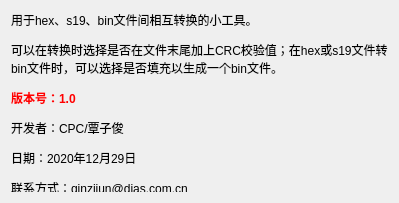
Above: aboutdialog.ui from blingbling-110/HexConverter before the change. Below: the same form after it.
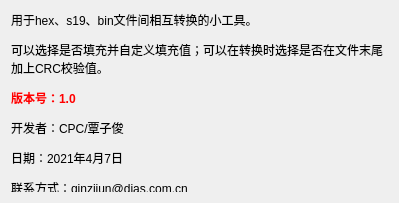
That is the form after the change.

Commit message: 实现生成hex文件方法 抽取填充方法 调整“关于”说明

Patch:
```diff
--- a/aboutdialog.ui
+++ b/aboutdialog.ui
@@ -17,7 +17,7 @@
    <item row="0" column="0">
     <widget class="QLabel" name="label">
      <property name="text">
-      <string>&lt;html&gt;&lt;head/&gt;&lt;body&gt;&lt;p&gt;用于hex、s19、bin文件间相互转换的小工具。&lt;/p&gt;&lt;p&gt;可以在转换时选择是否在文件末尾加上CRC校验值；在hex或s19文件转bin文件时，可以选择是否填充以生成一个bin文件。&lt;/p&gt;&lt;p&gt;&lt;span style=&quot; font-weight:600; color:#ff0000;&quot;&gt;版本号：1.0&lt;/span&gt;&lt;/p&gt;&lt;p&gt;开发者：CPC/覃子俊&lt;/p&gt;&lt;p&gt;日期：2020年12月29日&lt;/p&gt;&lt;p&gt;联系方式：qinzijun@dias.com.cn&lt;/p&gt;&lt;/body&gt;&lt;/html&gt;</string>
+      <string>&lt;html&gt;&lt;head/&gt;&lt;body&gt;&lt;p&gt;用于hex、s19、bin文件间相互转换的小工具。&lt;/p&gt;&lt;p&gt;可以选择是否填充并自定义填充值；可以在转换时选择是否在文件末尾加上CRC校验值。&lt;/p&gt;&lt;p&gt;&lt;span style=&quot; font-weight:600; color:#ff0000;&quot;&gt;版本号：1.0&lt;/span&gt;&lt;/p&gt;&lt;p&gt;开发者：CPC/覃子俊&lt;/p&gt;&lt;p&gt;日期：2021年4月7日&lt;/p&gt;&lt;p&gt;联系方式：qinzijun@dias.com.cn&lt;/p&gt;&lt;/body&gt;&lt;/html&gt;</string>
      </property>
      <property name="textFormat">
       <enum>Qt::AutoText</enum>
```
The commit also changes 3 other files.
